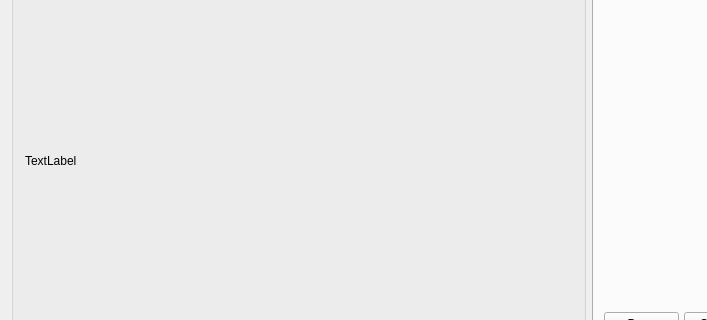
kiselvserg/CGM, file mainwindow.ui: the form before one commit; both pictures show x 0 to 707 and y 152 to 472 of the 1003 by 614 pixel window.
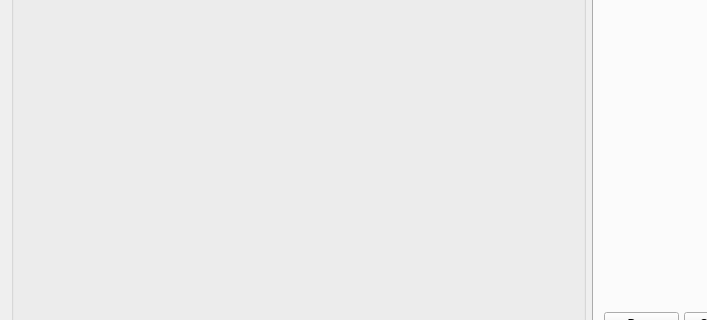
The form after the commit. The open tabs and pages were chosen to show the change.

Commit message: Обозначение примененных плоскостей

Diff of the .ui file:
```diff
--- a/mainwindow.ui
+++ b/mainwindow.ui
@@ -53,7 +53,7 @@
             </size>
            </property>
            <property name="text">
-            <string>TextLabel</string>
+            <string/>
            </property>
           </widget>
          </item>
```
Left out of the diff: 2 changed lines with no effect on the pictures. The commit also changes 2 other files.
